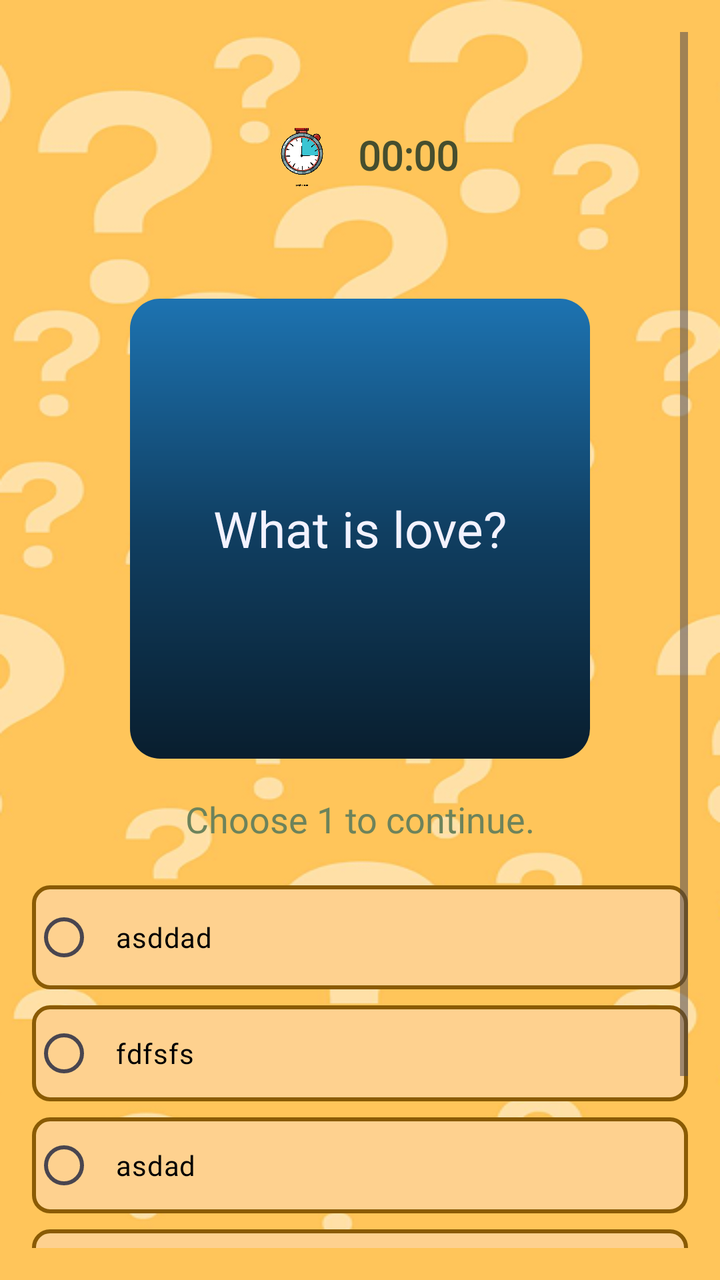
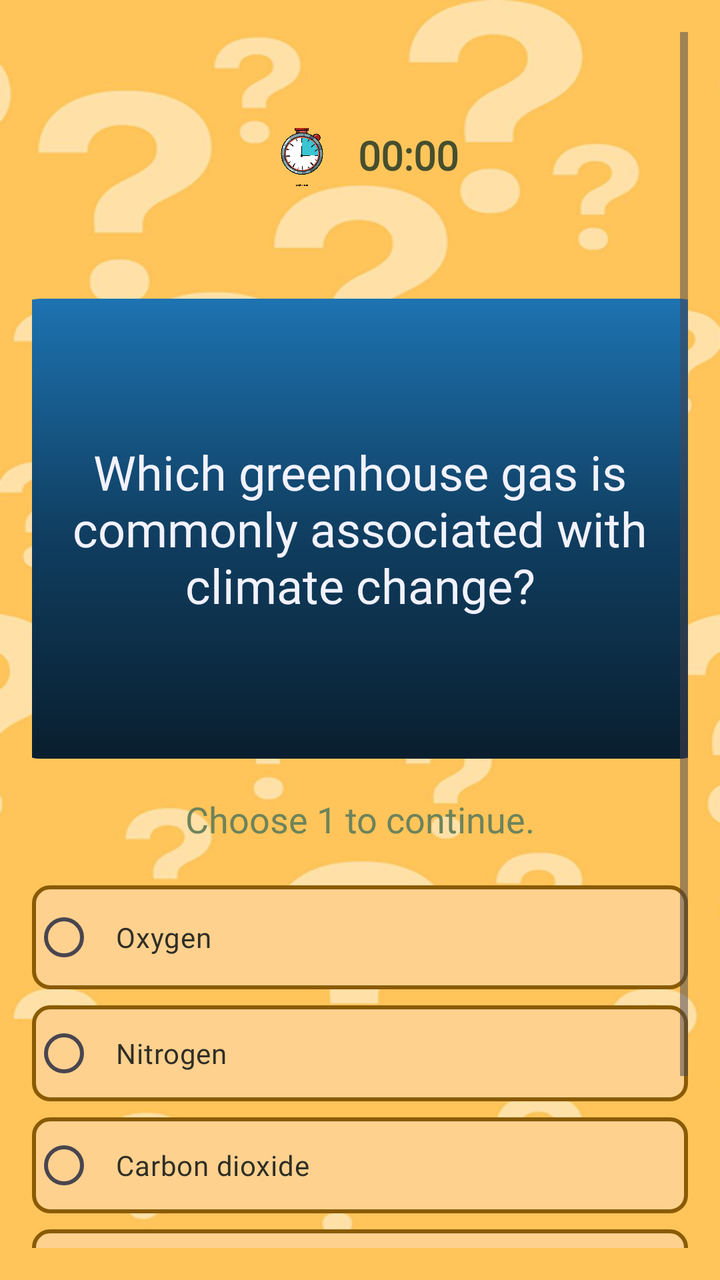

Before-and-after screenshots of an Android layout around one commit, followed by the original layout XML and the change that was made.
<!-- AndroidManifest.xml: application theme Theme.CVERDETOTOO -->
<!-- res/layout/activity_pre_asses12.xml -->
<?xml version="1.0" encoding="utf-8"?>
<ScrollView xmlns:android="http://schemas.android.com/apk/res/android"
    xmlns:app="http://schemas.android.com/apk/res-auto"
    xmlns:tools="http://schemas.android.com/tools"
    android:layout_width="match_parent"
    android:layout_height="wrap_content"
    android:background="@drawable/quesbg"
    android:padding="16dp">

    <androidx.constraintlayout.widget.ConstraintLayout
        android:layout_width="match_parent"
        android:layout_height="wrap_content"
        tools:context=".YourActivityName">

        
        <LinearLayout
            android:id="@+id/foodLayout"
            android:layout_width="wrap_content"
            android:layout_height="wrap_content"
            android:layout_marginTop="48dp"
            android:gravity="center_horizontal"
            android:orientation="horizontal"
            app:layout_constraintEnd_toEndOf="parent"
            app:layout_constraintStart_toStartOf="parent"
            app:layout_constraintTop_toTopOf="parent">

            <ImageView
                android:layout_width="40dp"
                android:layout_height="40dp"
                android:layout_marginTop="-10sp"
                android:contentDescription="@string/timee"
                app:srcCompat="@drawable/timer"/>

            <TextView
                android:id="@+id/timer12"
                android:layout_width="wrap_content"
                android:layout_height="wrap_content"
                android:layout_marginStart="8dp"
                android:fontFamily="@font/afacad"
                android:text="@string/timer1"
                android:textColor="@color/Green"
                android:textStyle="bold"
                android:textSize="20sp" />
        </LinearLayout>

        <FrameLayout
            android:id="@+id/overlapContainer"
            android:layout_width="wrap_content"
            android:layout_height="wrap_content"
            app:layout_constraintTop_toBottomOf="@id/foodLayout"
            app:layout_constraintStart_toStartOf="parent"
            app:layout_constraintEnd_toEndOf="parent"
            android:layout_marginTop="55dp">

            <ImageView
                android:id="@+id/TransPic"
                android:layout_width="230dp"
                android:layout_height="230dp"
                app:srcCompat="@drawable/homebluecurve" />

            <TextView
                android:id="@+id/questionText2"
                android:layout_width="wrap_content"
                android:layout_height="wrap_content"
                android:layout_gravity="center"
                android:fontFamily="@font/poppins_bold"
                android:text="@string/preqeus1"
                android:textColor="@color/WBlue"
                android:textSize="25sp"
                android:textStyle="normal" />
        </FrameLayout>

        <TextView
            android:id="@+id/guide"
            android:layout_width="wrap_content"
            android:layout_height="wrap_content"
            android:layout_marginTop="18dp"
            android:fontFamily="@font/afacad"
            android:gravity="center"
            android:text="@string/guideRB"
            android:textColor="#6d835b"
            android:textSize="18sp"
            android:textStyle="normal"
            app:layout_constraintEnd_toEndOf="parent"
            app:layout_constraintStart_toStartOf="parent"
            app:layout_constraintTop_toBottomOf="@id/overlapContainer" />

        <RadioGroup
            android:id="@+id/radiopreQ12"
            android:layout_width="match_parent"
            android:layout_height="wrap_content"
            android:orientation="vertical"
            app:layout_constraintEnd_toEndOf="parent"
            app:layout_constraintStart_toStartOf="parent"
            app:layout_constraintTop_toBottomOf="@id/guide">

            <RadioButton
                android:id="@+id/prebtn1a"
                android:layout_width="match_parent"
                android:layout_height="52dp"
                android:background="@drawable/choicesbg"
                android:fontFamily="@font/poppinsregular"
                android:layout_marginTop="21dp"
                android:minHeight="48dp"
                android:padding="12dp"
                android:paddingStart="10dp"
                android:text="@string/preQ12a"
                android:textColor="#000000" />

            <RadioButton
                android:id="@+id/prebtn1b"
                android:layout_width="match_parent"
                android:layout_height="wrap_content"
                android:layout_marginTop="8dp"
                android:background="@drawable/choicesbg"
                android:fontFamily="@font/poppinsregular"
                android:minHeight="48dp"
                android:padding="12dp"
                android:paddingStart="10dp"
                android:text="@string/preQ12b"
                android:textColor="#000000" />

            <RadioButton
                android:id="@+id/prebtn1c"
                android:layout_width="match_parent"
                android:layout_height="wrap_content"
                android:layout_marginTop="8dp"
                android:background="@drawable/choicesbg"
                android:fontFamily="@font/poppinsregular"
                android:minHeight="48dp"
                android:padding="12dp"
                android:paddingStart="10dp"
                android:text="@string/preQ12c"
                android:textColor="#000000" />

            <RadioButton
                android:id="@+id/prebtn1d"
                android:layout_width="match_parent"
                android:layout_height="wrap_content"
                android:layout_marginTop="8dp"
                android:background="@drawable/choicesbg"
                android:fontFamily="@font/poppinsregular"
                android:minHeight="48dp"
                android:padding="12dp"
                android:paddingStart="10dp"
                android:text="@string/preQ12d"
                android:textColor="#000000" />
        </RadioGroup>

        <LinearLayout
            android:id="@+id/bttnchoice12"
            android:layout_width="wrap_content"
            android:layout_height="wrap_content"
            android:layout_marginTop="18dp"
            android:gravity="center_horizontal"
            android:orientation="horizontal"
            app:layout_constraintEnd_toEndOf="parent"
            app:layout_constraintStart_toStartOf="parent"
            app:layout_constraintTop_toBottomOf="@id/radiopreQ12">

            <Button
                android:id="@+id/preq12"
                android:layout_width="137dp"
                android:layout_height="65dp"
                android:text="@string/submit"
                android:background="@drawable/preassesbtn"
                android:textSize="20sp"
                android:backgroundTint="@null"/>

            <Button
                android:id="@+id/next12"
                android:layout_width="137dp"
                android:layout_height="65dp"
                android:layout_marginStart="30sp"
                android:background="@drawable/preassesbtn2"
                android:text="@string/next"
                android:textSize="20sp"
                android:backgroundTint="@null" />
        </LinearLayout>

    </androidx.constraintlayout.widget.ConstraintLayout>
</ScrollView>
<!-- resources referenced by this layout -->
<resources>
  <color name="Green">#464E2E</color>
  <color name="WBlue">#F2F2FF</color>
  <!-- drawable choicesbg (drawable) -->
  <?xml version="1.0" encoding="utf-8"?>
  <shape android:shape="rectangle"
      xmlns:android="http://schemas.android.com/apk/res/android">
  
      <solid android:color="#FED18F"/>
      <stroke android:color="#8A5B04" android:width="2dp"/>
      <corners android:radius="8dp"/>
  </shape>
  <!-- drawable homebluecurve (drawable) -->
  <?xml version="1.0" encoding="utf-8"?>
  <shape xmlns:android="http://schemas.android.com/apk/res/android"
      android:shape="rectangle">
  
      
      <gradient
          android:startColor="#091E2E"
          android:centerColor="#103F62"
          android:endColor="#1D73B1"
          android:angle="90"/>
  
      <corners android:radius="15dp"/>
  </shape>
  <!-- drawable preassesbtn (drawable) -->
  <?xml version="1.0" encoding="utf-8"?>
  <shape android:shape="rectangle"
      xmlns:android="http://schemas.android.com/apk/res/android">
  
      <gradient android:startColor="@color/BGreen" android:endColor="@color/LGreen"
          android:type="linear" android:width="3dp"/>
      <corners android:radius="5dp"/>
      <stroke android:color="@color/Green" android:width="1dp"/>
  </shape>
  <!-- drawable preassesbtn2 (drawable) -->
  <?xml version="1.0" encoding="utf-8"?>
  <shape android:shape="rectangle"
      xmlns:android="http://schemas.android.com/apk/res/android">
  
      <solid android:color="#97C97A"
          android:type="linear" android:width="3dp"/>
      <corners android:radius="5dp"/>
      <stroke android:color="@color/Green" android:width="2dp"/>
  </shape>
  <!-- drawable quesbg: png bitmap (drawable, 134831 bytes) -->
  <!-- drawable timer: png bitmap (drawable, 149397 bytes) -->
  <string name="guideRB">Choose 1 to continue.</string>
  <string name="next">NEXT</string>
  <string name="preQ12a">asddad</string>
  <string name="preQ12b">fdfsfs</string>
  <string name="preQ12c">asdad</string>
  <string name="preQ12d">adsad</string>
  <string name="preqeus1">What is love?</string>
  <string name="submit">Submit</string>
  <string name="timee">\n</string>
  <string name="timer1">00:00</string>
  <style name="Theme.CVERDETOTOO" parent="Base.Theme.CVERDETOTOO" />
  <color name="BGreen">#ABC992</color>
  <color name="LGreen">#ACB992</color>
  <style name="Base.Theme.CVERDETOTOO" parent="Theme.Material3.DayNight.NoActionBar">
          
          
      </style>
</resources>

<!-- the commit's change to res/layout/activity_pre_asses12.xml (unified diff, before → after) -->
@@ -54,19 +54,21 @@
 
             <ImageView
                 android:id="@+id/TransPic"
-                android:layout_width="230dp"
+                android:layout_width="350dp"
                 android:layout_height="230dp"
+                android:layout_gravity="center"
                 app:srcCompat="@drawable/homebluecurve" />
 
             <TextView
                 android:id="@+id/questionText2"
-                android:layout_width="wrap_content"
+                android:layout_width="300dp"
                 android:layout_height="wrap_content"
                 android:layout_gravity="center"
+                android:textAlignment="center"
                 android:fontFamily="@font/poppins_bold"
-                android:text="@string/preqeus1"
+                android:text="@string/preqeus2"
                 android:textColor="@color/WBlue"
-                android:textSize="25sp"
+                android:textSize="24sp"
                 android:textStyle="normal" />
         </FrameLayout>
 
@@ -105,7 +107,7 @@
                 android:padding="12dp"
                 android:paddingStart="10dp"
                 android:text="@string/preQ12a"
-                android:textColor="#000000" />
+                android:textColor="@color/BlckYellow" />
 
             <RadioButton
                 android:id="@+id/prebtn1b"
@@ -118,7 +120,7 @@
                 android:padding="12dp"
                 android:paddingStart="10dp"
                 android:text="@string/preQ12b"
-                android:textColor="#000000" />
+                android:textColor="@color/BlckYellow" />
 
             <RadioButton
                 android:id="@+id/prebtn1c"
@@ -131,7 +133,7 @@
                 android:padding="12dp"
                 android:paddingStart="10dp"
                 android:text="@string/preQ12c"
-                android:textColor="#000000" />
+                android:textColor="@color/BlckYellow" />
 
             <RadioButton
                 android:id="@+id/prebtn1d"
@@ -144,7 +146,7 @@
                 android:padding="12dp"
                 android:paddingStart="10dp"
                 android:text="@string/preQ12d"
-                android:textColor="#000000" />
+                android:textColor="@color/BlckYellow" />
         </RadioGroup>
 
         <LinearLayout
<!-- resource entries referenced after the edit -->
@@ -1,5 +1,6 @@
 <!-- resources referenced by this layout -->
 <resources>
+  <color name="BlckYellow">#2F2E25</color>
   <color name="Green">#464E2E</color>
   <color name="WBlue">#F2F2FF</color>
   <!-- drawable choicesbg (drawable) -->
@@ -49,11 +50,11 @@
   <!-- drawable timer: png bitmap (drawable, 149397 bytes) -->
   <string name="guideRB">Choose 1 to continue.</string>
   <string name="next">NEXT</string>
-  <string name="preQ12a">asddad</string>
-  <string name="preQ12b">fdfsfs</string>
-  <string name="preQ12c">asdad</string>
-  <string name="preQ12d">adsad</string>
-  <string name="preqeus1">What is love?</string>
+  <string name="preQ12a">Oxygen</string>
+  <string name="preQ12b">Nitrogen</string>
+  <string name="preQ12c">Carbon dioxide</string>
+  <string name="preQ12d">Helium</string>
+  <string name="preqeus2">Which greenhouse gas is commonly associated with climate change?</string>
   <string name="submit">Submit</string>
   <string name="timee">\n</string>
   <string name="timer1">00:00</string>
